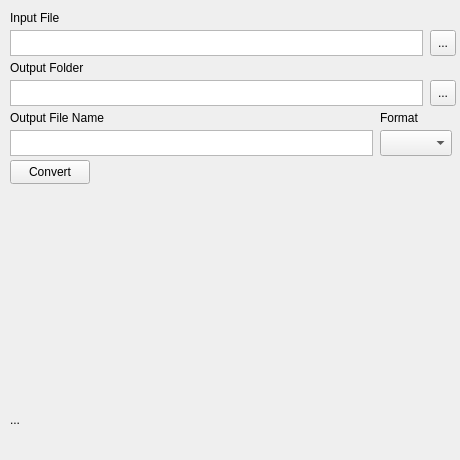
First picture: the form in mainwindow.ui, repository anthes1s/tengu, before the edit.
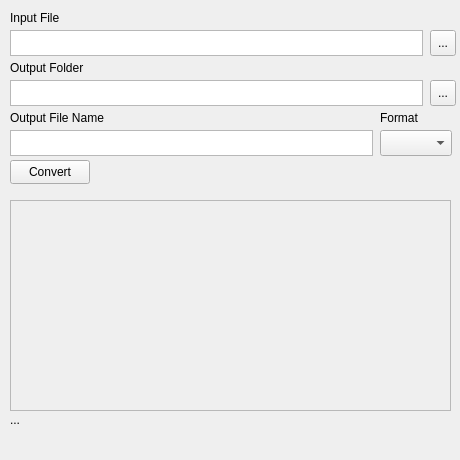
Second picture: the form after the edit. Icons and pictures are not drawn.

The edit to the form file:
```diff
--- a/mainwindow.ui
+++ b/mainwindow.ui
@@ -174,6 +174,22 @@
      <string>Input File</string>
     </property>
    </widget>
+   <widget class="QFrame" name="frame">
+    <property name="geometry">
+     <rect>
+      <x>10</x>
+      <y>200</y>
+      <width>441</width>
+      <height>211</height>
+     </rect>
+    </property>
+    <property name="frameShape">
+     <enum>QFrame::StyledPanel</enum>
+    </property>
+    <property name="frameShadow">
+     <enum>QFrame::Raised</enum>
+    </property>
+   </widget>
   </widget>
   <widget class="QMenuBar" name="menubar">
    <property name="geometry">
```
